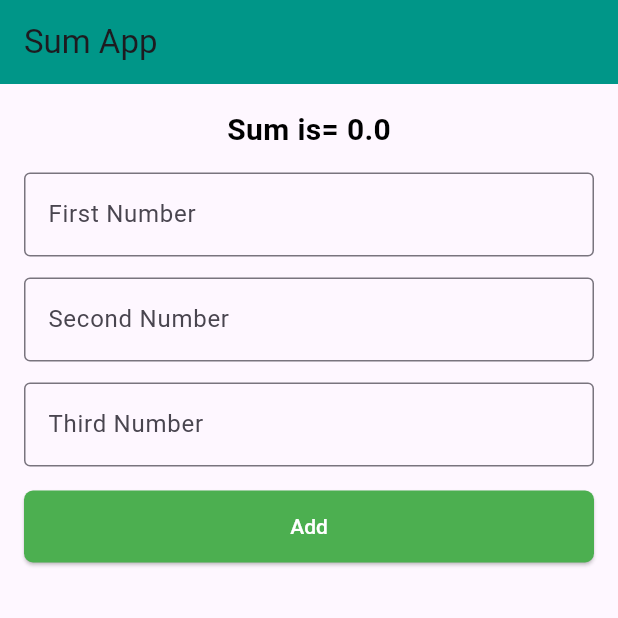
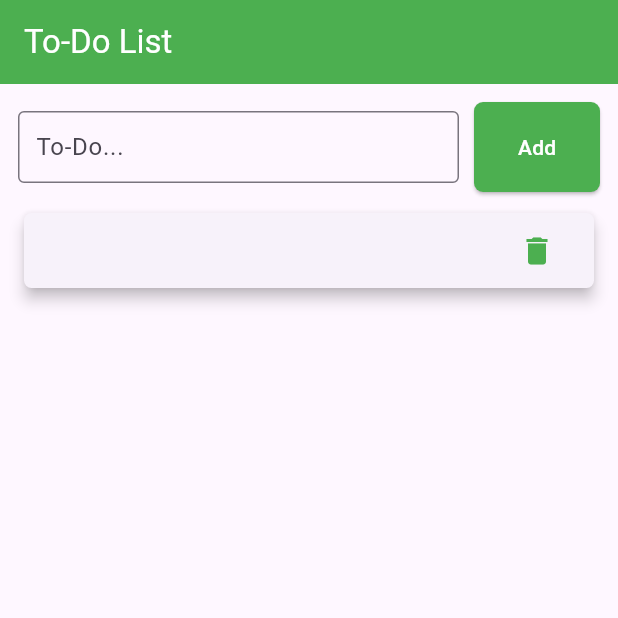
Before and after one commit to MehedisGits/FlutterDevJourneyWithOstad, a Flutter app: the screen it shows after launch, after a tap on "Add", on a phone screen of 412 x 824 dp, the top half of it. Run offline on Flutter 3.47's test engine with Material 3 defaults, Android fonts, the phone set to English and light mode, and no system bars.

Commit message:
Simple Stateful To-Do List Application

```diff
--- /dev/null
+++ b/lib/ToDoHome.dart
@@ -0,0 +1,121 @@
+import 'package:flutter/material.dart';
+import 'package:flutter_devjourney_ostad/style.dart';
+
+class ToDoHome extends StatefulWidget {
+  const ToDoHome({super.key});
+
+  @override
+  State<ToDoHome> createState() => _ToDoHomeState();
+}
+
+class _ToDoHomeState extends State<ToDoHome> {
+  List toDoList = [];
+  String item = "";
+
+  myOnChangeListener(content) {
+    setState(() {
+      item = content;
+    });
+  }
+
+  addItem() {
+    setState(() {
+      toDoList.add({'item': item});
+    });
+  }
+
+  deleteItem(index) {
+    setState(() {
+      toDoList.removeAt(index);
+    });
+  }
+
+  @override
+  Widget build(BuildContext context) {
+    return Scaffold(
+      appBar: AppBar(
+        title: const Text(
+          'To-Do List',
+          style: TextStyle(color: Colors.white),
+        ),
+        backgroundColor: Colors.green,
+      ),
+      body: Padding(
+        padding: const EdgeInsets.all(12),
+        child: Column(
+          children: [
+            //Row for add Item
+            Row(
+              children: [
+                Expanded(
+                  flex: 7,
+                  child: TextFormField(
+                    onChanged: (content) {
+                      myOnChangeListener(content);
+                    },
+                    decoration: AppInputDecoration('To-Do...'),
+                  ),
+                ),
+                const SizedBox(
+                  width: 10,
+                ),
+                Expanded(
+                  flex: 2,
+                  child: ElevatedButton(
+                    onPressed: () {
+                      addItem();
+                    },
+                    style: AppButtonStyle(),
+                    child: const Text(
+                      'Add',
+                      style: TextStyle(color: Colors.white),
+                    ),
+                  ),
+                )
+              ],
+            ),
+            const SizedBox(height: 10), // Adding some space between rows
+            Expanded(
+              child: ListView.separated(
+                itemCount: toDoList.length,
+                itemBuilder: (context, index) {
+                  return Card(
+                      elevation: 4,
+                      shape: RoundedRectangleBorder(
+                          borderRadius: BorderRadius.circular(5)),
+                      child: sizedBox50(Row(
+                        children: [
+                          Expanded(
+                            flex: 8,
+                            child: Padding(
+                              padding: const EdgeInsets.all(8.0),
+                              child: Text(
+                                  toDoList[index]['item'].toString() ?? ''),
+                            ),
+                          ),
+                          Expanded(
+                            flex: 2,
+                            child: IconButton(
+                              onPressed: () {
+                                deleteItem(index);
+                              },
+                              icon: const Icon(
+                                Icons.delete,
+                                color: Colors.green,
+                              ),
+                            ),
+                          )
+                        ],
+                      )));
+                },
+                separatorBuilder: (BuildContext context, int index) {
+                  return const Divider();
+                },
+              ),
+            ),
+          ],
+        ),
+      ),
+    );
+  }
+}
--- a/lib/main.dart
+++ b/lib/main.dart
@@ -1,142 +1,21 @@
-import 'package:device_preview/device_preview.dart';
-import 'package:flutter/foundation.dart';
+import 'package:flutter/cupertino.dart';
 import 'package:flutter/material.dart';
-import 'package:flutter_devjourney_ostad/style.dart';
 
-void main() {
-  runApp(DevicePreview(
-    builder: (context) => const MyApp(),
-    enabled: !kReleaseMode,
-  ));
+import 'ToDoHome.dart';
+
+void main(){
+  runApp(MyApp());
 }
 
 class MyApp extends StatelessWidget {
-  const MyApp({super.key});
-
   @override
   Widget build(BuildContext context) {
     return MaterialApp(
+      title: 'To-Do',
+      theme: ThemeData(primarySwatch: Colors.green),
       debugShowCheckedModeBanner: false,
-      useInheritedMediaQuery: true,
-      locale: DevicePreview.locale(context),
-      builder: DevicePreview.appBuilder,
-      theme: ThemeData.light(),
-      home: const Home(),
+      home: ToDoHome(),
     );
   }
+
 }
-
-class Home extends StatefulWidget {
-  const Home({super.key});
-
-  @override
-  State<StatefulWidget> createState() {
-    return HomeUI();
-  }
-}
-
-class HomeUI extends State<Home> {
-  double sum = 0;
-  Map<String, double> formValue = {"Num1": 0, "Num2": 0, "Num3": 0};
-
-  MyInputChange(key, keyValue) {
-    setState(() {
-      formValue.update(key, (value) => double.parse(keyValue));
-    });
-  }
-
-  AddAllNumber() {
-    setState(() {
-      sum = formValue["Num1"]! + formValue["Num2"]! + formValue["Num3"]!;
-    });
-  }
-
-  @override
-  Widget build(BuildContext context) {
-    return Scaffold(
-      appBar: AppBar(
-        title: const Text('Sum App'),
-        backgroundColor: Colors.teal,
-      ),
-      body: Center(
-        child: Column(
-          children: [
-            const SizedBox(
-              height: 16,
-            ),
-            Text(
-              'Sum is= $sum',
-              style: const TextStyle(
-                  fontSize: 20,
-                  color: Colors.black,
-                  fontWeight: FontWeight.bold),
-            ),
-            Container(
-              margin: const EdgeInsets.symmetric(vertical: 14, horizontal: 16),
-              child: Column(
-                children: [
-                  TextFormField(
-                    onChanged: (value) {
-                      MyInputChange("Num1", value);
-                    },
-                    keyboardType: const TextInputType.numberWithOptions(),
-                    decoration: const InputDecoration(
-                      labelText: 'First Number',
-                      hintText: 'Enter First Number',
-                      border: OutlineInputBorder(),
-                    ),
-                  ),
-                  const SizedBox(
-                    height: 14,
-                  ),
-                  TextFormField(
-                    onChanged: (value) {
-                      MyInputChange("Num2", value);
-                    },
-                    keyboardType: const TextInputType.numberWithOptions(),
-                    decoration: const InputDecoration(
-                      labelText: 'Second Number',
-                      hintText: 'Enter Second Number',
-                      border: OutlineInputBorder(),
-                    ),
-                  ),
-                  const SizedBox(
-                    height: 14,
-                  ),
-                  TextFormField(
-                    onChanged: (value) {
-                      MyInputChange("Num3", value);
-                    },
-                    keyboardType: const TextInputType.numberWithOptions(),
-                    decoration: const InputDecoration(
-                      labelText: 'Third Number',
-                      hintText: 'Enter Third Number',
-                      border: OutlineInputBorder(),
-                    ),
-                  ),
-                  const SizedBox(
-                    height: 16,
-                  ),
-                  SizedBox(
-                    width: double.infinity,
-                    child: ElevatedButton(
-                      style: AppButtonStyle(),
-                      onPressed: () {
-                        AddAllNumber();
-                      },
-                      child: const Text(
-                        'Add',
-                        style: TextStyle(
-                            color: Colors.white, fontWeight: FontWeight.w500),
-                      ),
-                    ),
-                  ),
-                ],
-              ),
-            )
-          ],
-        ),
-      ),
-    );
-  }
-}
--- a/lib/style.dart
+++ b/lib/style.dart
@@ -2,11 +2,28 @@ import 'package:flutter/material.dart';
 
 ButtonStyle AppButtonStyle() {
   return ElevatedButton.styleFrom(
-    padding: EdgeInsets.all(16),
+    padding: const EdgeInsets.all(20),
     backgroundColor: Colors.green,
-    shape: RoundedRectangleBorder(
+    shape: const RoundedRectangleBorder(
       borderRadius: BorderRadius.all(Radius.circular(6)),
     ),
-    textStyle: TextStyle(color: Colors.white),
   );
 }
+InputDecoration AppInputDecoration(String label){
+  return InputDecoration(
+    border: const OutlineInputBorder(),
+    label: Text(label),
+    contentPadding: const EdgeInsets.all(8)
+  );
+}
+
+SizedBox sizedBox50 (child){
+  return SizedBox(
+    height: 50,
+    width: double.infinity,
+    child: Container(
+      alignment: Alignment.center,
+      child: child,
+    ),
+  );
+}
```
